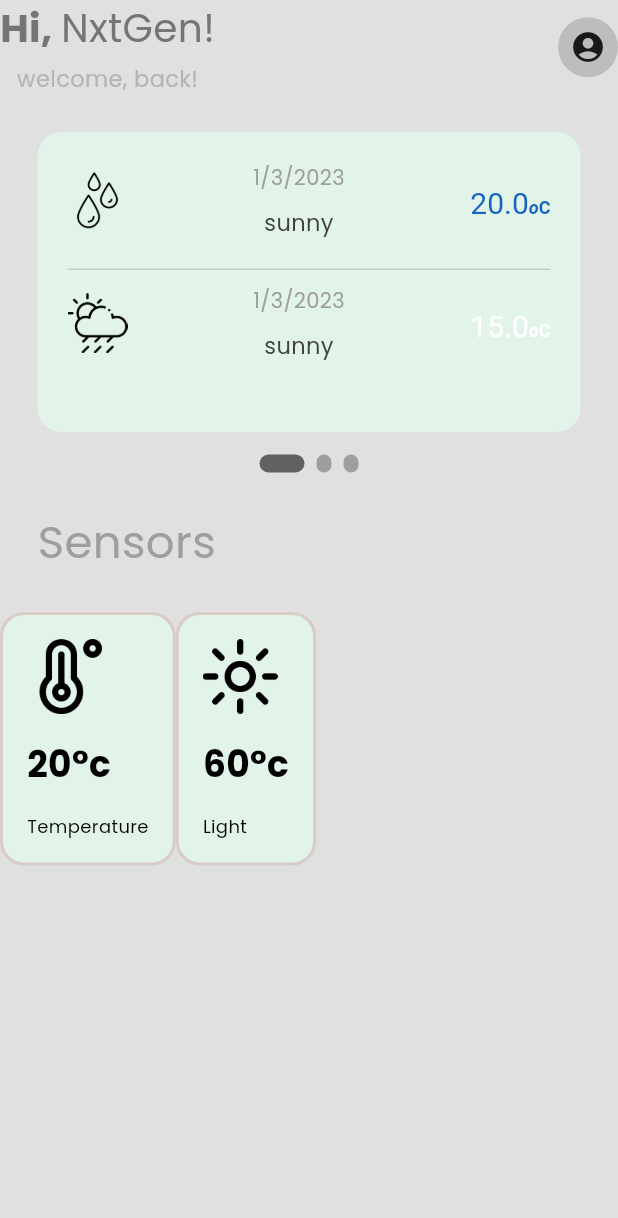
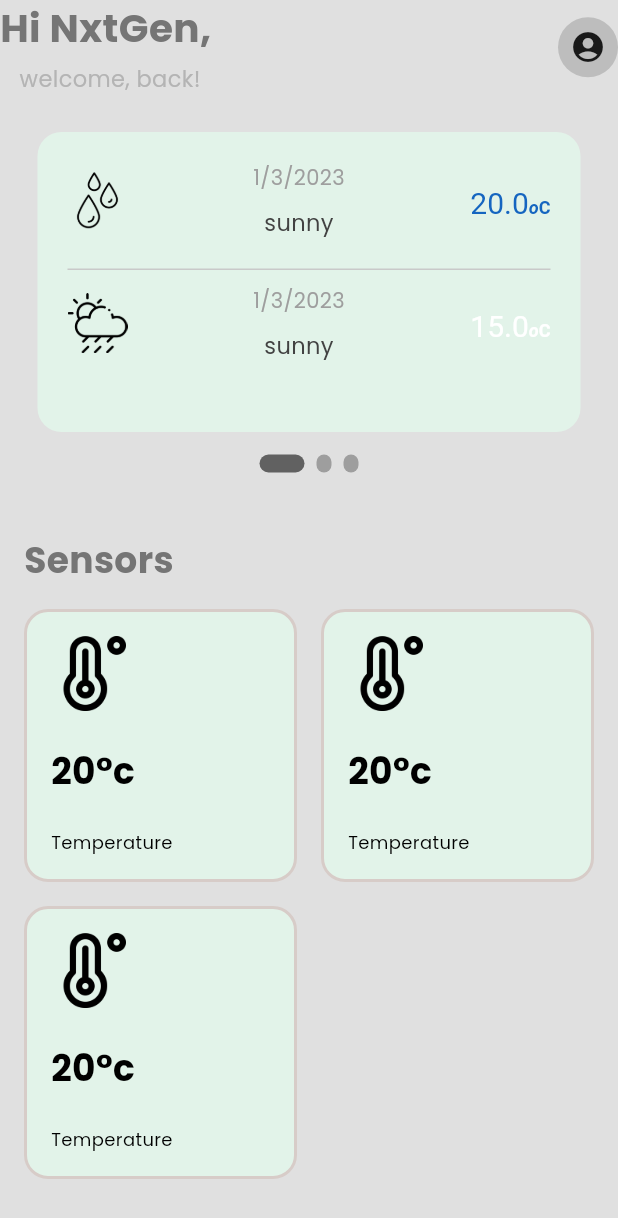
Before and after one commit to donald-88/smart-farm-app, a Flutter app: the screen it shows after launch, on a phone screen of 412 x 824 dp. Shown: the top 1218 px of the screen. Run offline on Flutter 3.47's test engine with Material 2 defaults, Android fonts, the phone set to English and light mode, and no system bars; drawn by our look-alikes of smooth_page_indicator; our stand-ins replace dio, google_fonts, syncfusion_flutter_charts, syncfusion_flutter_gauges.

Commit message:
replaced row with grid for sensor column

```diff
--- a/smart_farm/lib/pages/home.dart
+++ b/smart_farm/lib/pages/home.dart
@@ -1,8 +1,8 @@
 // ignore_for_file: prefer_const_literals_to_create_immutables, prefer_const_constructors
 import 'package:flutter/material.dart';
 import 'package:smooth_page_indicator/smooth_page_indicator.dart';
-import '../util/main_card.dart';
-import '../util/sensor_card.dart';
+import '../widgets/main_card.dart';
+import '../widgets/sensorCard.dart';
 
 class Home extends StatefulWidget {
   const Home({super.key});
@@ -23,38 +23,24 @@ class _HomeState extends State<Home> {
       body: SafeArea(
         child: Column(
           children: [
-            // Appbar
             Row(
               mainAxisAlignment: MainAxisAlignment.spaceBetween,
               children: [
                 Column(
                   children: [
-                    Row(
-                      children: [
                     Text(
-                          'Hi, ',
+                      'Hi NxtGen, ',
                       style: TextStyle(
                           fontSize: 26, fontWeight: FontWeight.bold),
-                        ),
-                        Text(
-                          'NxtGen!',
-                          style: TextStyle(fontSize: 26),
-                        ),
-                      ],
                     ),
                     SizedBox(
                       height: 5,
                     ),
-                    Row(
-                      mainAxisAlignment: MainAxisAlignment.center,
-                      children: [
                     Text(
                       'welcome, back!',
                       style: TextStyle(
                           fontSize: 15,
                           color: Color.fromARGB(255, 180, 180, 180)),
-                        ),
-                      ],
                     ),
                   ],
                 ),
@@ -107,38 +93,32 @@ class _HomeState extends State<Home> {
                   dotWidth: 10),
             ),
             SizedBox(
-              height: 25,
+              height: 16,
             ),
 
             //Sensor cards with icons and measurement
-            Container(
-              width: double.infinity,
-              child: Column(
-                crossAxisAlignment: CrossAxisAlignment.start,
+            SizedBox(height: 25),
+            Padding(
+              padding: const EdgeInsets.symmetric(horizontal: 16),
+              child: Row(
                 children: [
-                  Padding(
-                    padding: const EdgeInsets.symmetric(horizontal: 25),
-                    child: Text(
-                      'Sensors',
-                      style: TextStyle(fontSize: 30, color: Colors.grey),
+                  Text("Sensors", style: TextStyle(fontSize: 24, fontWeight: FontWeight.bold),),
+                ],
               ),
             ),
-                  SizedBox(height: 25),
-                  Row(
-                    children: [
-                      SensorCard(
+            Expanded(
+              child: GridView.builder(
+                padding: EdgeInsets.all(16),
+                gridDelegate: SliverGridDelegateWithMaxCrossAxisExtent(maxCrossAxisExtent: 220,childAspectRatio: 1, crossAxisSpacing: 16, mainAxisSpacing: 16),
+                itemCount: 3,
+                itemBuilder: (context, index)
+                 {
+                  return SensorCard(
                     sensor: "Temperature",
                     sensorValue: 20,
                     sensorIcon: "assets/icons/temperature-high_48.png",
-                      ),
-                      SensorCard(
-                        sensor: "Light",
-                        sensorValue: 60,
-                        sensorIcon: "assets/icons/brightness_48.png",
-                      ),
-                    ],
-                  ),
-                ],
+                  );
+                }
               ),
             )
           ],
--- a/smart_farm/lib/pages/notification.dart
+++ b/smart_farm/lib/pages/notification.dart
@@ -1,5 +1,5 @@
 import 'package:flutter/material.dart';
-import '../util/notification.dart';
+import '../widgets/notification.dart';
 
 class Notifications extends StatefulWidget {
   const Notifications({super.key});
```
Also changed, not shown: smart_farm/lib/widgets/main_card.dart (renamed from smart_farm/lib/util/main_card.dart), smart_farm/lib/widgets/notification.dart (renamed from smart_farm/lib/util/notification.dart), smart_farm/lib/widgets/sensorCard.dart (line endings or trailing spaces). Lines whose indentation alone changed are shown as unchanged.
